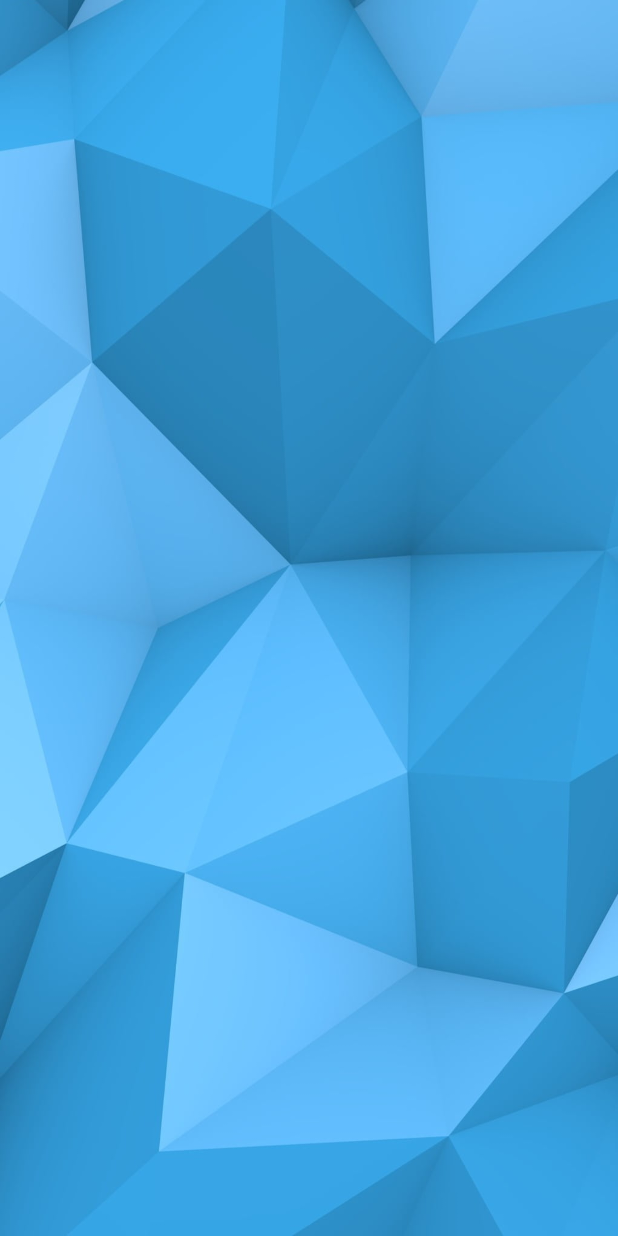
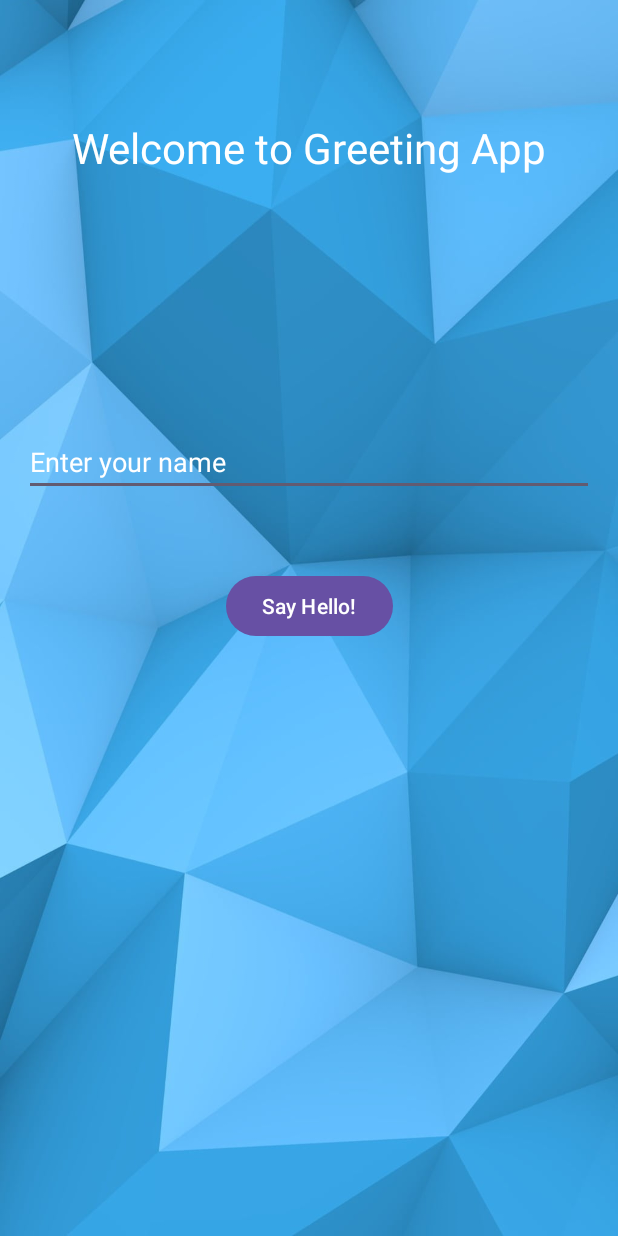
Before and after one commit to TouqeerBinArbab/AndroidDevelopment, an Android app: the screen it shows after launch (GreetingActivity), after a tap on "Greeting App", on a phone screen of 412 x 824 dp. Run offline under Robolectric (Android 15) with nearby library versions, the phone set to English and light mode, and no system bars.

Commit message:
wip bugs fixes

```diff
--- a/app/src/main/AndroidManifest.xml
+++ b/app/src/main/AndroidManifest.xml
@@ -12,6 +12,9 @@
         android:supportsRtl="true"
         android:theme="@style/Theme.AndroidDevelopment"
         tools:targetApi="31">
+        <activity
+            android:name=".CounterActivity"
+            android:exported="false" />
         <activity
             android:name=".GreetingActivity"
             android:exported="false"
--- a/app/src/main/java/com/example/androiddevelopment/GreetingActivity.java
+++ b/app/src/main/java/com/example/androiddevelopment/GreetingActivity.java
@@ -3,12 +3,36 @@ package com.example.androiddevelopment;
 import androidx.appcompat.app.AppCompatActivity;
 
 import android.os.Bundle;
+import android.view.View;
+import android.widget.Button;
+import android.widget.EditText;
+import android.widget.TextView;
+import android.widget.Toast;
 
 public class GreetingActivity extends AppCompatActivity {
+
+    EditText editText;
+    Button myBtn;
+    TextView title;
 
     @Override
     protected void onCreate(Bundle savedInstanceState) {
         super.onCreate(savedInstanceState);
         setContentView(R.layout.activity_greeting);
+        editText = findViewById(R.id.edittext);
+        myBtn = findViewById(R.id.btn);
+        title = findViewById(R.id.title);
+
+        myBtn.setOnClickListener(new View.OnClickListener() {
+            @Override
+            public void onClick(View v) {
+                String inputName = editText.getText().toString();
+                Toast.makeText(
+                        GreetingActivity.this,
+                        "Welcome "+inputName +" to our App",
+                        Toast.LENGTH_LONG).show();
+            }
+        });
+
     }
 }
--- a/app/src/main/java/com/example/androiddevelopment/MainActivity.java
+++ b/app/src/main/java/com/example/androiddevelopment/MainActivity.java
@@ -8,7 +8,7 @@ import android.view.View;
 import android.widget.Button;
 
 public class MainActivity extends AppCompatActivity {
-    Button luckyAppBtn, greetingAppBtn;
+    Button luckyAppBtn, greetingAppBtn, counterAppBtn;
 
     @Override
     protected void onCreate(Bundle savedInstanceState) {
@@ -16,6 +16,7 @@ public class MainActivity extends AppCompatActivity {
         setContentView(R.layout.activity_main);
         luckyAppBtn = findViewById(R.id.lucky_app);
         greetingAppBtn = findViewById(R.id.greeting_app);
+        counterAppBtn = findViewById(R.id.counter_app);
 
         luckyAppBtn.setOnClickListener(new View.OnClickListener() {
             @Override
@@ -30,8 +31,14 @@ public class MainActivity extends AppCompatActivity {
                 goToGreetingApp();
             }
         });
+
+        counterAppBtn.setOnClickListener(new View.OnClickListener() {
+            @Override
+            public void onClick(View view) {
+                goToCounterApp();
+            }
+        });
     }
-
 
     public void goToLuckyApp() {
         Intent intent = new Intent( getApplicationContext(), LuckyActivity.class);
@@ -43,4 +50,8 @@ public class MainActivity extends AppCompatActivity {
         startActivity(intent);
     }
 
+    public void goToCounterApp() {
+        Intent intent = new Intent( getApplicationContext(), CounterActivity.class);
+        startActivity(intent);
+    }
 }
--- a/app/src/main/res/layout/activity_greeting.xml
+++ b/app/src/main/res/layout/activity_greeting.xml
@@ -7,4 +7,40 @@
     android:background="@drawable/background"
     tools:context=".GreetingActivity">
 
+    <EditText
+        android:id="@+id/edittext"
+        android:textColor="@color/white"
+        android:textColorHint="@color/white"
+        android:layout_width="0dp"
+        android:layout_marginHorizontal="16dp"
+        android:layout_height="wrap_content"
+        android:layout_marginTop="285dp"
+        android:hint="@string/name_hint"
+        app:layout_constraintEnd_toEndOf="parent"
+        app:layout_constraintStart_toStartOf="parent"
+        app:layout_constraintTop_toTopOf="parent" />
+
+    <Button
+        android:id="@+id/btn"
+        android:layout_width="wrap_content"
+        android:layout_height="wrap_content"
+        android:layout_marginTop="49dp"
+        android:text="@string/say_hello"
+        app:layout_constraintEnd_toEndOf="parent"
+        app:layout_constraintStart_toStartOf="parent"
+        app:layout_constraintTop_toBottomOf="@+id/edittext" />
+
+
+    <TextView
+        android:textSize="28sp"
+        android:id="@+id/title"
+        android:textColor="@color/white"
+        android:layout_width="wrap_content"
+        android:layout_height="wrap_content"
+        android:layout_marginTop="79dp"
+        android:text="@string/welcme_greeting"
+        app:layout_constraintEnd_toEndOf="parent"
+        app:layout_constraintStart_toStartOf="parent"
+        app:layout_constraintTop_toTopOf="parent" />
+
 </androidx.constraintlayout.widget.ConstraintLayout>
--- a/app/src/main/res/values/strings.xml
+++ b/app/src/main/res/values/strings.xml
@@ -14,8 +14,14 @@
     <string name="share_btn">Share my lucky number</string>
     <string name="luck_number_place_holder">888</string>
     <string name="greeting_app">Greeting App</string>
-
+    <string name="say_hello">Say Hello!</string>
+    <string name="name_hint">Enter your name</string>
+    <string name="welcme_greeting">Welcome to Greeting App</string>
+<string name="welcome_counter_app">The Counter App</string>
     <string name="lucky_app">Lucky App</string>
+    <string name="click_me">Click Me</string>
+    <string name="default_counter">0</string>
+    <string name="counter_app">Counter App</string>
 
     <string name="luck_hint">Please enter your name</string>
     <string name="lorem_ipsum">
```
Also changed, not shown: app/src/main/java/com/example/androiddevelopment/CounterActivity.java (added, +76 -0 lines), app/src/main/res/layout/activity_counter.xml (added, +68 -0 lines), app/src/main/res/layout/activity_main.xml (+10 -0 lines), app/src/main/res/drawable/gradient_wall.png (added), app/src/main/res/drawable/mastercoding_logo.png (added), app/src/main/res/drawable/wall_gradient.png (added).
